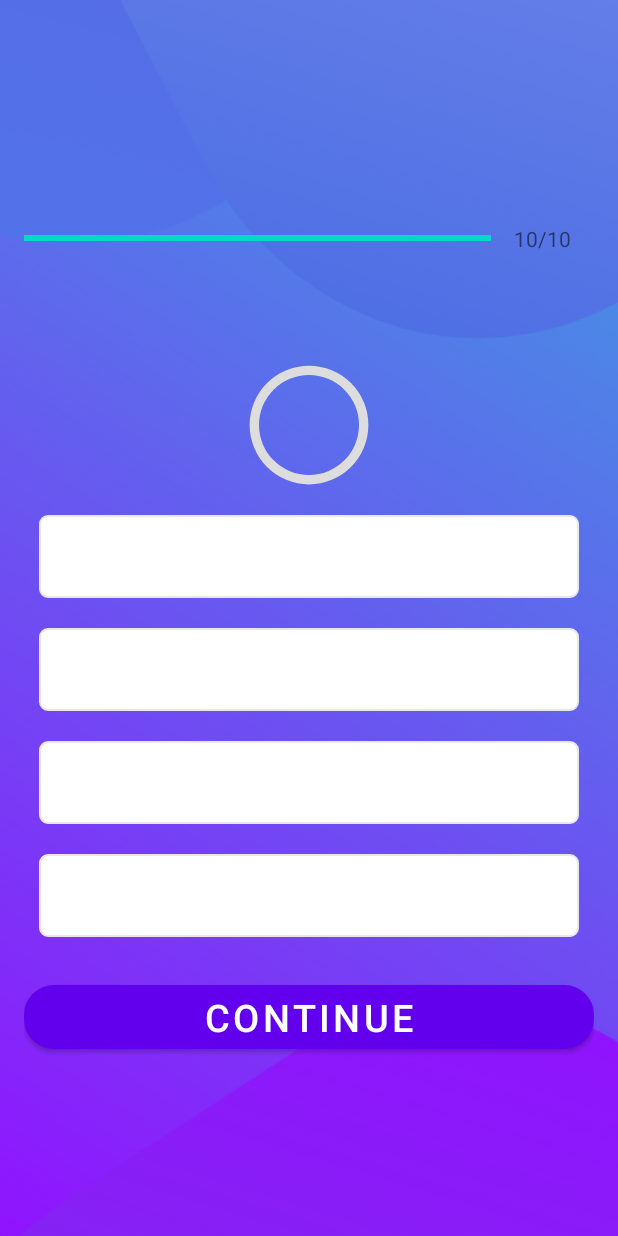
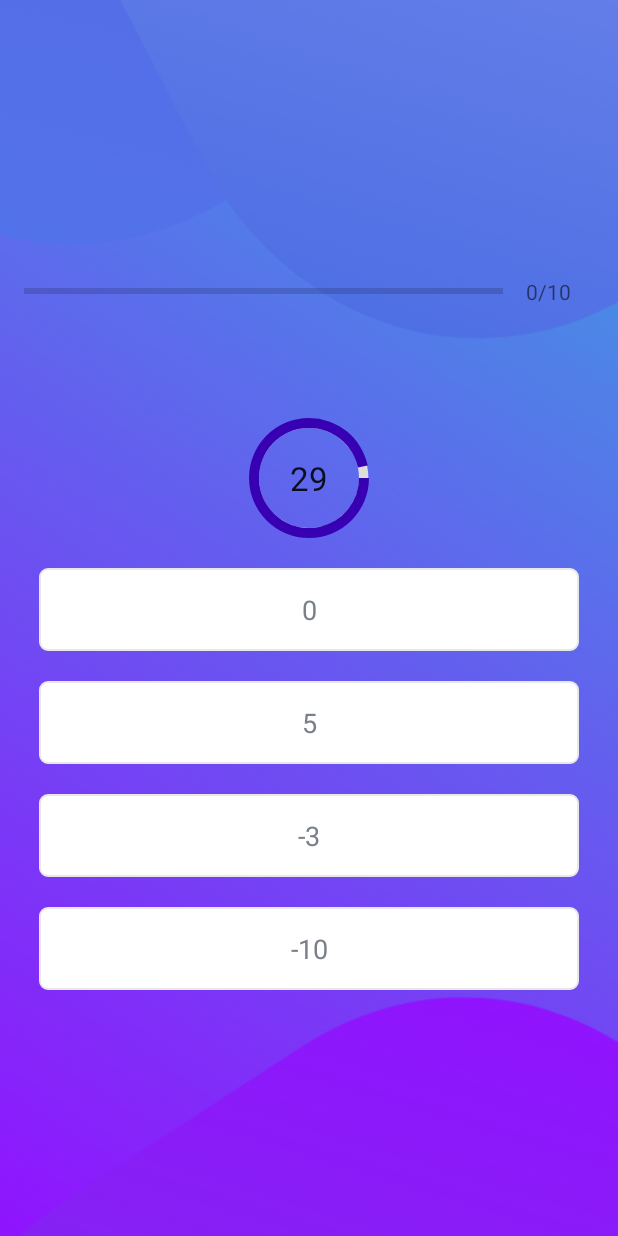
Before and after one commit to sachinsah1997/MathQuiz, an Android app: the QuizActivity screen opened directly, with no data from a screen before it, on a phone screen of 412 x 824 dp. Run offline under Robolectric (Android 15) with nearby library versions, the phone set to English and light mode, and no system bars; 4 statements that could not run were skipped.

Commit message:
Added implementation in QuizActivity

```diff
--- a/app/src/main/java/com/sachinsah/mathapp/QuizActivity.java
+++ b/app/src/main/java/com/sachinsah/mathapp/QuizActivity.java
@@ -1,16 +1,23 @@
 package com.sachinsah.mathapp;
 
 import androidx.appcompat.app.AppCompatActivity;
-
 import android.annotation.SuppressLint;
+import android.content.Intent;
 import android.os.Bundle;
+import android.os.CountDownTimer;
+import android.view.View;
 import android.widget.ProgressBar;
 import android.widget.TextView;
+import com.google.android.material.button.MaterialButton;
+import java.util.concurrent.ThreadLocalRandom;
 
 public class QuizActivity extends AppCompatActivity {
 
-    private TextView textViewQuestion;
-    private ProgressBar progressBarQuestion;
+    private TextView textViewQuestionCount, textViewQuestion;
+    private ProgressBar progressBarQuestionCount, progressBarTimer;
+    private TextView textViewOptionOne, textViewOptionTwo, textViewOptionThird, textViewOptionFourth;
+    private TextView textViewProgressTimer;
+    private MaterialButton resultButton;
 
     @SuppressLint("SetTextI18n")
     @Override
@@ -18,15 +25,117 @@ public class QuizActivity extends AppCompatActivity {
         super.onCreate(savedInstanceState);
         setContentView(R.layout.activity_quiz_questions);
 
+        textViewQuestionCount = findViewById(R.id.textViewQuestionCount);
+        progressBarQuestionCount = findViewById(R.id.progressBarQuestionCount);
+
         textViewQuestion = findViewById(R.id.textViewQuestion);
-        progressBarQuestion = findViewById(R.id.progressBarQuestion);
+        textViewOptionOne = findViewById(R.id.tv_option_one);
+        textViewOptionTwo = findViewById(R.id.tv_option_two);
+        textViewOptionThird = findViewById(R.id.tv_option_three);
+        textViewOptionFourth = findViewById(R.id.tv_option_four);
 
-        for(int question = 1; question<=10; question++){
+        progressBarTimer = findViewById(R.id.progressBarTimer);
+        textViewProgressTimer = findViewById(R.id.tv_progress_time);
 
-            textViewQuestion.setText(question + "/" + 10);
-            progressBarQuestion.setProgress(question);
 
+        resultButton = findViewById(R.id.buttonResult);
+
+
+
+        Intent intent = getIntent();
+        String operationType = intent.getStringExtra("questionType");
+        final int[] count = new int[3];
+        count[1] = questionGenerator(operationType, count[0]);
+        new CountDownTimer(30000, 1000) {
+
+            public void onTick(long millisUntilFinished) {
+                textViewProgressTimer.setText("" + (millisUntilFinished/1000));
+                progressBarTimer.setProgress((int) (millisUntilFinished/1000));
+
+                textViewOptionOne.setOnClickListener(v -> {
+                        if(Integer.parseInt(textViewOptionOne.getText().toString()) == count[1]){
+                               count[2]+=10;
+                        }
+                        onFinish();
+                });
+
+                textViewOptionTwo.setOnClickListener(v -> {
+                    if(Integer.parseInt(textViewOptionTwo.getText().toString()) == count[1]){
+                        count[3]+=10;
+                    }
+                    onFinish();
+                });
+
+                textViewOptionThird.setOnClickListener(v -> {
+                    if(Integer.parseInt(textViewOptionThird.getText().toString()) == count[1]){
+                        count[3]+=10;
+                    }
+                    onFinish();
+                });
+
+                textViewOptionFourth.setOnClickListener(v -> {
+                    if(Integer.parseInt(textViewOptionFourth.getText().toString()) == count[1]){
+                        count[3]+=10;
+                    }
+                    onFinish();
+                });
+
+
+            }
+
+            public void onFinish() {
+                count[0] += 1;
+                if(count[0] <=10) {
+                    count[1] = questionGenerator(operationType, count[0]);
+                    start();
+                }else{
+                    textViewQuestion.setVisibility(View.GONE);
+                    textViewProgressTimer.setVisibility(View.GONE);
+                    progressBarTimer.setVisibility(View.GONE);
+
+                    textViewOptionOne.setVisibility(View.GONE);
+                    textViewOptionTwo.setVisibility(View.GONE);
+                    textViewOptionThird.setVisibility(View.GONE);
+                    textViewOptionFourth.setVisibility(View.GONE);
+
+                    resultButton.setVisibility(View.VISIBLE);
+                }
+            }
+        }.start();
+
+        resultButton.setOnClickListener(v -> {
+
+        });
+    }
+
+    @SuppressLint("SetTextI18n")
+    protected int questionGenerator(String operator, int count) {
+
+            textViewQuestionCount.setText(count + "/" + 10);
+            progressBarQuestionCount.setProgress(count);
+
+            int num1 = ThreadLocalRandom.current().nextInt(0, 100);
+            int num2 = ThreadLocalRandom.current().nextInt(0, 100);
+            int result = 0;
+
+            if(operator.equals("add")) {
+                textViewQuestion.setText(num1 + " + " + num2 + " ?");
+                result = num1 + num2;
+            }else if(operator.equals("sub")) {
+                textViewQuestion.setText(num1 + " - " + num2 + " ?");
+                result = num1 + num2;
+            }else if(operator.equals("mul")) {
+                textViewQuestion.setText(num1 + " * " + num2 + " ?");
+                result = num1 + num2;
+            }else if(operator.equals("div")) {
+                textViewQuestion.setText(num1 + " / " + num2 + " ?");
+                result = num1 + num2;
+            }
+            textViewOptionOne.setText(result + "");
+            textViewOptionTwo.setText(result + 5 + "");
+            textViewOptionThird.setText(result - 3 + "");
+            textViewOptionFourth.setText(result - 10 + "");
+
+            return result;
         }
-
-    }
 }
--- a/app/src/main/res/layout/activity_quiz_questions.xml
+++ b/app/src/main/res/layout/activity_quiz_questions.xml
@@ -25,7 +25,7 @@
             android:orientation="horizontal">
 
             <ProgressBar
-                android:id="@+id/progressBarQuestion"
+                android:id="@+id/progressBarQuestionCount"
                 style="?android:attr/progressBarStyleHorizontal"
                 android:layout_width="0dp"
                 android:layout_height="wrap_content"
@@ -36,7 +36,7 @@
                 android:progress="0"/>
 
             <TextView
-                android:id="@+id/textViewQuestion"
+                android:id="@+id/textViewQuestionCount"
                 android:layout_width="wrap_content"
                 android:layout_height="wrap_content"
                 android:gravity="center"
@@ -47,7 +47,7 @@
         </LinearLayout>
 
         <TextView
-            android:id="@+id/tv_question"
+            android:id="@+id/textViewQuestion"
             android:layout_width="match_parent"
             android:layout_height="wrap_content"
             android:layout_margin="10dp"
@@ -63,10 +63,11 @@
             tools:context=".QuizActivity">
 
             <ProgressBar
-                android:id="@+id/progress_bar"
+                android:id="@+id/progressBarTimer"
                 style="@style/CircularDeterminateProgressBar"
                 android:layout_width="100dp"
                 android:layout_height="100dp"
+                android:max="30"
                 app:layout_constraintBottom_toBottomOf="parent"
                 app:layout_constraintLeft_toLeftOf="parent"
                 app:layout_constraintRight_toRightOf="parent"
@@ -74,14 +75,14 @@
                 tools:progress="100" />
 
             <TextView
-                android:id="@+id/text_view_progress"
+                android:id="@+id/tv_progress_time"
                 android:layout_width="wrap_content"
                 android:layout_height="wrap_content"
                 android:textAppearance="@style/TextAppearance.AppCompat.Large"
-                app:layout_constraintBottom_toBottomOf="@+id/progress_bar"
-                app:layout_constraintEnd_toEndOf="@+id/progress_bar"
-                app:layout_constraintStart_toStartOf="@+id/progress_bar"
-                app:layout_constraintTop_toTopOf="@+id/progress_bar"
+                app:layout_constraintBottom_toBottomOf="@+id/progressBarTimer"
+                app:layout_constraintEnd_toEndOf="@+id/progressBarTimer"
+                app:layout_constraintStart_toStartOf="@+id/progressBarTimer"
+                app:layout_constraintTop_toTopOf="@+id/progressBarTimer"
                 tools:text="20" />
 
         </androidx.constraintlayout.widget.ConstraintLayout>
@@ -146,13 +147,14 @@
             app:cornerRadius="20dp"/>
 
         <com.google.android.material.button.MaterialButton
-            android:id="@+id/ma_continue"
+            android:id="@+id/buttonResult"
             android:layout_width="match_parent"
             android:layout_height="wrap_content"
-            android:text="Continue"
+            android:text="view result"
             android:layout_marginTop="16dp"
             android:textColor="@android:color/white"
             android:textSize="25sp"
+            android:visibility="gone"
             app:cornerRadius="20dp" />
 
     </LinearLayout>
```
